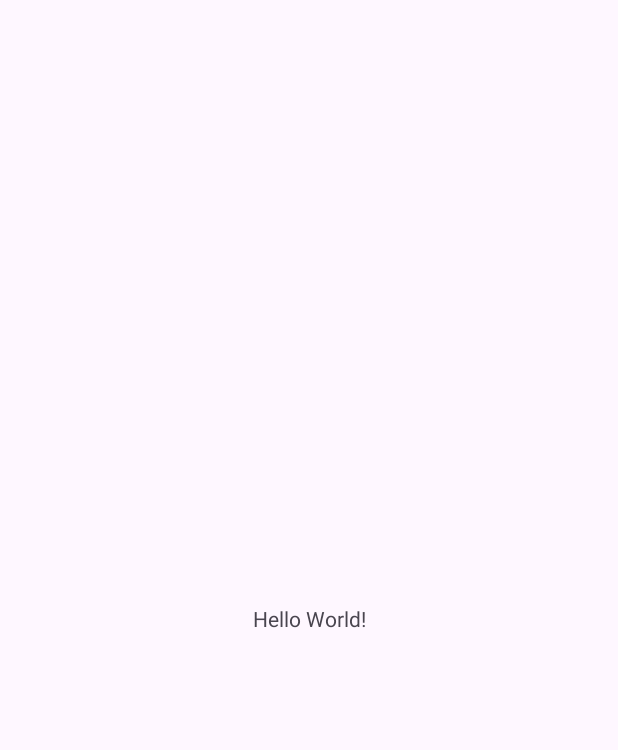
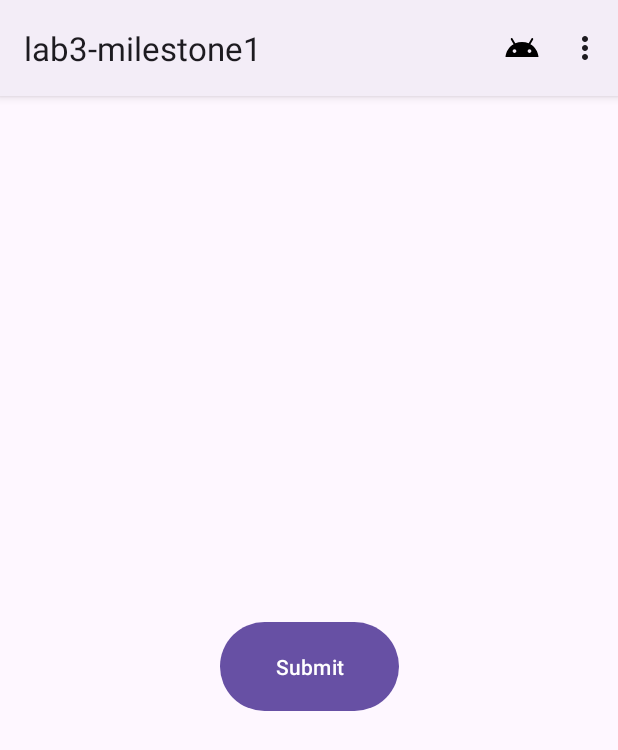
Before and after one commit to cs407uw/cs407-lab03-milestone1-adriennekresha, an Android app: the screen it shows after launch (MainActivity), on a phone screen of 412 x 824 dp. Before the commit the part shown is almost empty. Shown: the top 750 px of the screen. Run offline under Robolectric (Android 15) with nearby library versions, the phone set to English and light mode, and no system bars.

Commit message:
milestone 1 final changes

```diff
--- a/app/src/main/java/com/cs407/lab3_milestone1/MainActivity.kt
+++ b/app/src/main/java/com/cs407/lab3_milestone1/MainActivity.kt
@@ -1,7 +1,12 @@
 package com.cs407.lab3_milestone1
 
 import android.os.Bundle
+import android.view.Menu
+import android.view.MenuItem
+import android.widget.Button
+import android.widget.Toast
 import androidx.activity.enableEdgeToEdge
+import androidx.appcompat.app.AlertDialog
 import androidx.appcompat.app.AppCompatActivity
 import androidx.core.view.ViewCompat
 import androidx.core.view.WindowInsetsCompat
@@ -15,6 +20,42 @@ class MainActivity : AppCompatActivity() {
             val systemBars = insets.getInsets(WindowInsetsCompat.Type.systemBars())
             v.setPadding(systemBars.left, systemBars.top, systemBars.right, systemBars.bottom)
             insets
+
+        }
+        val submitButton = findViewById<Button>(R.id.submitButton)
+        submitButton.setOnClickListener {
+            showDialog()
         }
     }
+    private fun showDialog(){
+        AlertDialog.Builder(this)
+            .setTitle("Dialog Title")
+            .setMessage("This is the dialog message")
+            .setPositiveButton("Ok"){ dialog, _ ->
+                dialog.dismiss()
+            }
+            .create()
+            .show()
+    }
+
+    override fun onCreateOptionsMenu(menu: Menu?): Boolean {
+        menuInflater.inflate(R.menu.example_menu, menu)
+        return true
+    }
+
+    override fun onOptionsItemSelected(item: MenuItem): Boolean {
+        return when(item.itemId){
+            R.id.item1 -> {
+                Toast.makeText(this, "Item 1 selected", Toast.LENGTH_SHORT).show()
+                true
+            }
+            R.id.item2 -> {
+                Toast.makeText(this, "Item 2 selected", Toast.LENGTH_SHORT).show()
+                true
+            }
+            else -> super.onOptionsItemSelected(item)
+        }
+
+    }
+
 }
--- /dev/null
+++ b/app/src/main/res/drawable/ic_icon.xml
@@ -0,0 +1,5 @@
+<vector xmlns:android="http://schemas.android.com/apk/res/android" android:height="24dp" android:tint="#000000" android:viewportHeight="24" android:viewportWidth="24" android:width="24dp">
+
+    <path android:fillColor="@android:color/white" android:pathData="M17.6,9.48l1.84,-3.18c0.16,-0.31 0.04,-0.69 -0.26,-0.85c-0.29,-0.15 -0.65,-0.06 -0.83,0.22l-1.88,3.24c-2.86,-1.21 -6.08,-1.21 -8.94,0L5.65,5.67c-0.19,-0.29 -0.58,-0.38 -0.87,-0.2C4.5,5.65 4.41,6.01 4.56,6.3L6.4,9.48C3.3,11.25 1.28,14.44 1,18h22C22.72,14.44 20.7,11.25 17.6,9.48zM7,15.25c-0.69,0 -1.25,-0.56 -1.25,-1.25c0,-0.69 0.56,-1.25 1.25,-1.25S8.25,13.31 8.25,14C8.25,14.69 7.69,15.25 7,15.25zM17,15.25c-0.69,0 -1.25,-0.56 -1.25,-1.25c0,-0.69 0.56,-1.25 1.25,-1.25s1.25,0.56 1.25,1.25C18.25,14.69 17.69,15.25 17,15.25z"/>
+
+</vector>
--- a/app/src/main/res/layout/activity_main.xml
+++ b/app/src/main/res/layout/activity_main.xml
@@ -7,13 +7,14 @@
     android:layout_height="match_parent"
     tools:context=".MainActivity">
 
-    <TextView
-        android:layout_width="wrap_content"
-        android:layout_height="wrap_content"
-        android:text="Hello World!"
+
+    <Button
+        android:id="@+id/submitButton"
+        android:layout_width="119dp"
+        android:layout_height="67dp"
+        android:text= "@string/submitButton"
         app:layout_constraintBottom_toBottomOf="parent"
         app:layout_constraintEnd_toEndOf="parent"
         app:layout_constraintStart_toStartOf="parent"
         app:layout_constraintTop_toTopOf="parent" />
-
 </androidx.constraintlayout.widget.ConstraintLayout>
--- /dev/null
+++ b/app/src/main/res/menu/example_menu.xml
@@ -0,0 +1,14 @@
+<?xml version="1.0" encoding="utf-8"?>
+<menu xmlns:android="http://schemas.android.com/apk/res/android"
+    xmlns:app="http://schemas.android.com/apk/res-auto">
+
+    <item
+        android:id="@+id/item1"
+        android:title = "Item 1"
+        android:icon = "@drawable/ic_icon"
+        app:showAsAction = "ifRoom"></item>
+    <item
+        android:id = "@+id/item2"
+        android:title ="Item 2"
+        app:showAsAction="never"></item>
+</menu>
--- a/app/src/main/res/values/strings.xml
+++ b/app/src/main/res/values/strings.xml
@@ -1,3 +1,4 @@
 <resources>
     <string name="app_name">lab3-milestone1</string>
+    <string name = "submitButton">Submit</string>
 </resources>
--- a/app/src/main/res/values/themes.xml
+++ b/app/src/main/res/values/themes.xml
@@ -1,6 +1,6 @@
 <resources xmlns:tools="http://schemas.android.com/tools">
     <!-- Base application theme. -->
-    <style name="Base.Theme.Lab3milestone1" parent="Theme.Material3.DayNight.NoActionBar">
+    <style name="Base.Theme.Lab3milestone1" parent="Theme.Material3.DayNight">
         <!-- Customize your light theme here. -->
         <!-- <item name="colorPrimary">@color/my_light_primary</item> -->
     </style>
```
